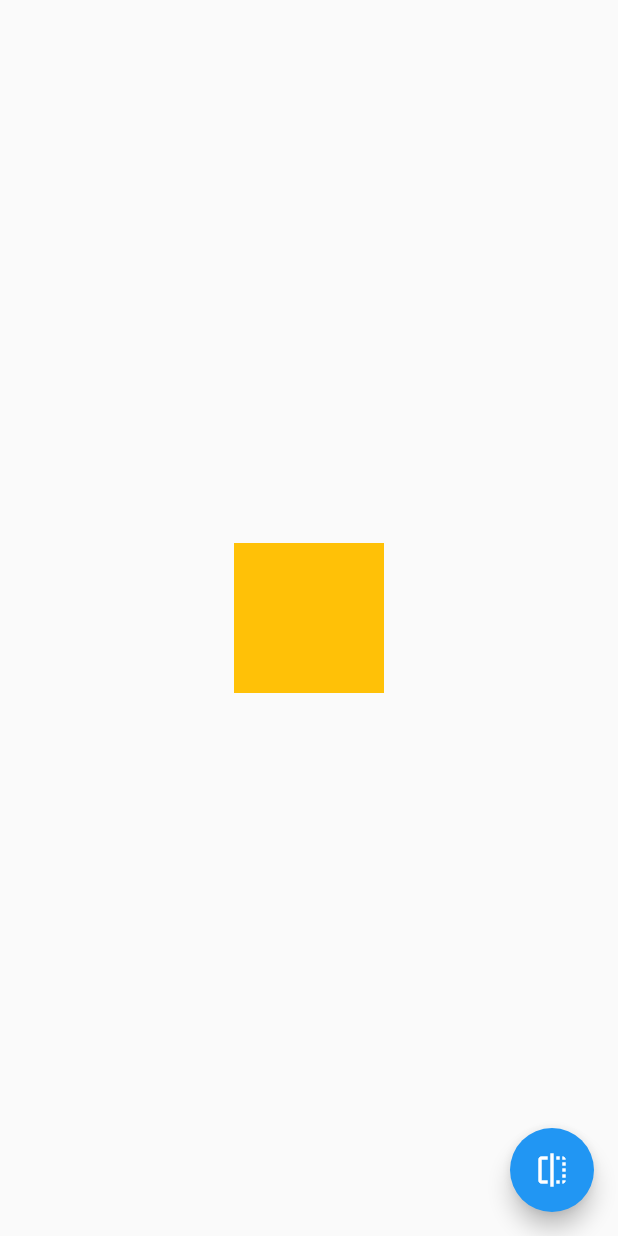
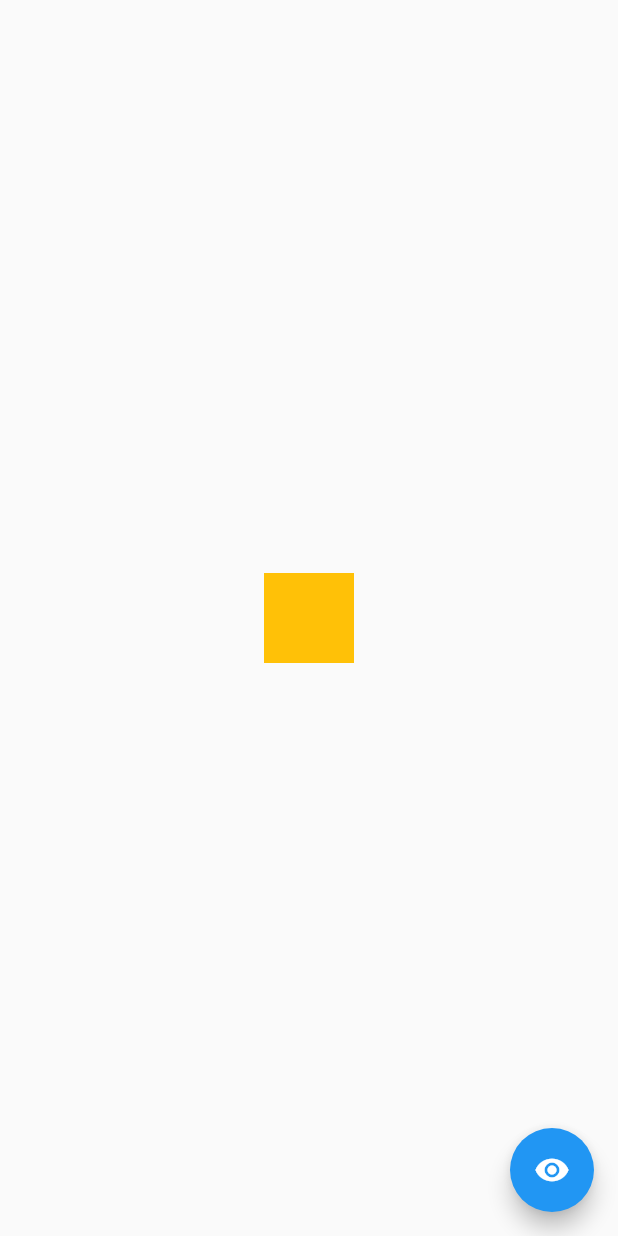
Before and after one commit to Guilherme-so/flutter_animations, a Flutter app: the screen it shows after launch, on a phone screen of 412 x 824 dp. Run offline on Flutter 3.47's test engine with Material 2 defaults, Android fonts, the phone set to English and light mode, and no system bars.

Commit message:
adding in animetedContainer

```diff
--- a/lib/main.dart
+++ b/lib/main.dart
@@ -1,5 +1,5 @@
 import 'package:flutter/material.dart';
-import 'package:animations/pages/animation_opacity.dart';
+import 'pages/animation_container.dart';
 
 void main() {
   runApp(const MyApp());
@@ -16,7 +16,8 @@ class MyApp extends StatelessWidget {
       theme: ThemeData(
         primarySwatch: Colors.blue,
       ),
-      home: const OpacityAnimation(),
+      // home: const OpacityAnimation(),
+      home: const ContainerAnimated(),
     );
   }
 }
--- /dev/null
+++ b/lib/pages/animation_container.dart
@@ -0,0 +1,37 @@
+import 'package:flutter/material.dart';
+
+class ContainerAnimated extends StatefulWidget {
+  const ContainerAnimated({super.key});
+
+  @override
+  State<ContainerAnimated> createState() => _ContainerAnimatedState();
+}
+
+class _ContainerAnimatedState extends State<ContainerAnimated> {
+  bool animate = false;
+
+  @override
+  Widget build(BuildContext context) {
+    final height = MediaQuery.of(context).size.height;
+    final width = MediaQuery.of(context).size.width;
+
+    return Scaffold(
+      body: Center(
+        child: AnimatedContainer(
+          duration: const Duration(seconds: 1),
+          height: animate ? height : 60,
+          width: animate ? width : 60,
+          color: animate ? Colors.blueAccent : Colors.amber,
+        ),
+      ),
+      floatingActionButton: FloatingActionButton(
+        onPressed: () {
+          setState(
+            () => {animate = !animate},
+          );
+        },
+        child: const Icon(Icons.remove_red_eye),
+      ),
+    );
+  }
+}
```
